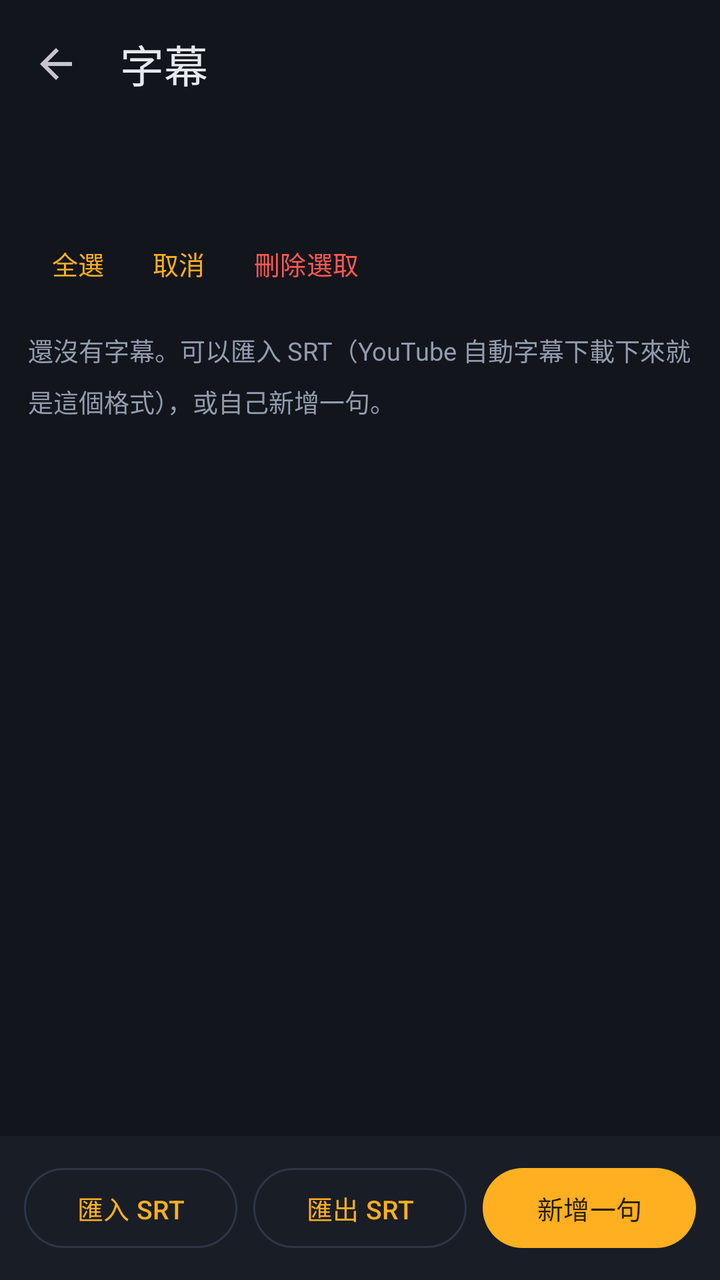
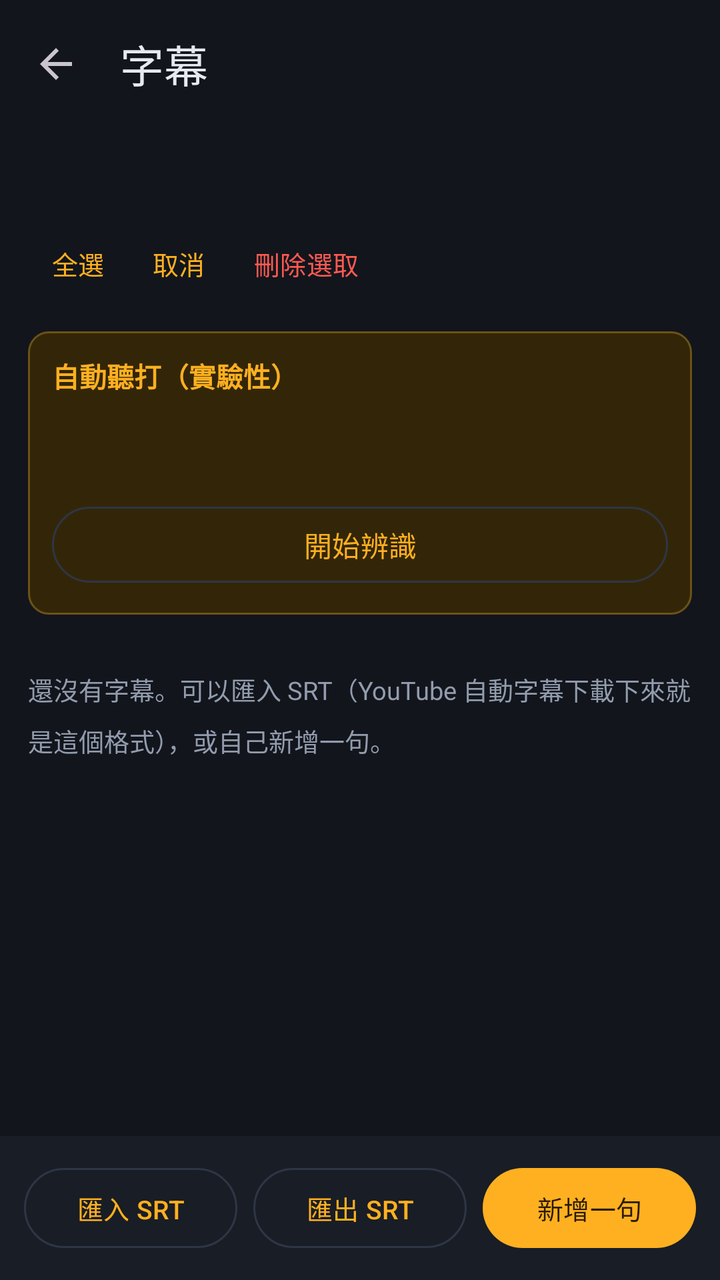

The first picture is an Android layout as it rendered before a commit; the second is the same layout after the commit. The layout source and the unified diff follow.
<!-- AndroidManifest.xml: application theme Theme.VlogStitch -->
<!-- res/layout/activity_subtitles.xml -->
<?xml version="1.0" encoding="utf-8"?>
<LinearLayout xmlns:android="http://schemas.android.com/apk/res/android"
    xmlns:app="http://schemas.android.com/apk/res-auto"
    android:layout_width="match_parent" android:layout_height="match_parent"
    android:orientation="vertical" android:background="@color/ink"
    android:fitsSystemWindows="true">

    <com.google.android.material.appbar.MaterialToolbar android:id="@+id/toolbar"
        android:layout_width="match_parent" android:layout_height="?attr/actionBarSize"
        android:background="@color/ink" app:title="@string/subtitles"
        app:titleTextColor="@color/text"
        app:navigationIcon="?attr/homeAsUpIndicator" />

    <LinearLayout android:layout_width="match_parent" android:layout_height="wrap_content"
        android:orientation="vertical" android:paddingStart="14dp" android:paddingEnd="14dp">
        <TextView android:id="@+id/count"
            android:layout_width="match_parent" android:layout_height="wrap_content"
            android:textColor="@color/text" android:textSize="15sp" android:textStyle="bold" />
        <TextView android:id="@+id/hint"
            android:layout_width="match_parent" android:layout_height="wrap_content"
            style="@style/Label" android:paddingTop="2dp" />
        <LinearLayout android:layout_width="match_parent" android:layout_height="wrap_content"
            android:orientation="horizontal" android:paddingTop="8dp">
            <com.google.android.material.button.MaterialButton android:id="@+id/btnSelectAll"
                style="@style/Widget.Material3.Button.TextButton"
                android:layout_width="wrap_content" android:layout_height="40dp"
                android:minWidth="0dp" android:textSize="13sp" android:text="@string/select_all" />
            <com.google.android.material.button.MaterialButton android:id="@+id/btnSelectNone"
                style="@style/Widget.Material3.Button.TextButton"
                android:layout_width="wrap_content" android:layout_height="40dp"
                android:minWidth="0dp" android:textSize="13sp" android:text="@string/select_none" />
            <com.google.android.material.button.MaterialButton android:id="@+id/btnDelete"
                style="@style/Widget.Material3.Button.TextButton"
                android:layout_width="wrap_content" android:layout_height="40dp"
                android:minWidth="0dp" android:textSize="13sp" android:textColor="@color/danger"
                android:text="@string/delete_selected" />
        </LinearLayout>
    </LinearLayout>

    <TextView android:id="@+id/empty"
        android:layout_width="match_parent" android:layout_height="wrap_content"
        android:padding="14dp" style="@style/Label" android:lineSpacingMultiplier="1.4"
        android:text="@string/sub_empty" />

    <androidx.recyclerview.widget.RecyclerView android:id="@+id/list"
        android:layout_width="match_parent" android:layout_height="0dp"
        android:layout_weight="1" android:paddingStart="14dp" android:paddingEnd="14dp"
        android:clipToPadding="false" />

    <LinearLayout android:layout_width="match_parent" android:layout_height="wrap_content"
        android:orientation="horizontal" android:background="@color/panel"
        android:padding="12dp">
        <com.google.android.material.button.MaterialButton android:id="@+id/btnImport"
            style="@style/Widget.Material3.Button.OutlinedButton"
            android:layout_width="0dp" android:layout_height="48dp"
            android:layout_weight="1" android:textSize="13sp" android:text="@string/import_srt" />
        <com.google.android.material.button.MaterialButton android:id="@+id/btnExport"
            style="@style/Widget.Material3.Button.OutlinedButton"
            android:layout_width="0dp" android:layout_height="48dp"
            android:layout_weight="1" android:layout_marginStart="8dp"
            android:textSize="13sp" android:text="@string/export_srt" />
        <com.google.android.material.button.MaterialButton android:id="@+id/btnAdd"
            android:layout_width="0dp" android:layout_height="48dp"
            android:layout_weight="1" android:layout_marginStart="8dp"
            android:textSize="13sp" android:text="@string/add_sub" />
    </LinearLayout>
</LinearLayout>
<!-- resources referenced by this layout -->
<resources>
  <color name="danger">#FF5A52</color>
  <color name="ink">#12151C</color>
  <color name="panel">#191D25</color>
  <color name="text">#E6E9EF</color>
  <string name="add_sub">新增一句</string>
  <string name="delete_selected">刪除選取</string>
  <string name="export_srt">匯出 SRT</string>
  <string name="import_srt">匯入 SRT</string>
  <string name="select_all">全選</string>
  <string name="select_none">取消</string>
  <string name="sub_empty">還沒有字幕。可以匯入 SRT（YouTube 自動字幕下載下來就是這個格式），或自己新增一句。</string>
  <string name="subtitles">字幕</string>
  <style name="Label">
          <item name="android:textColor">@color/dim</item>
          <item name="android:textSize">12.5sp</item>
      </style>
  <style name="Theme.VlogStitch" parent="Theme.Material3.Dark.NoActionBar">
          <item name="colorPrimary">@color/accent</item>
          <item name="colorOnPrimary">@color/accent_ink</item>
          <item name="colorSecondary">@color/accent</item>
          <item name="colorOnSecondary">@color/accent_ink</item>
          <item name="colorSurface">@color/panel</item>
          <item name="colorOnSurface">@color/text</item>
          <item name="colorSurfaceVariant">@color/panel2</item>
          <item name="colorOnSurfaceVariant">@color/dim</item>
          <item name="colorOutline">@color/line</item>
          <item name="colorError">@color/danger</item>
          <item name="android:colorBackground">@color/ink</item>
          <item name="android:statusBarColor">@color/ink</item>
          <item name="android:navigationBarColor">@color/ink</item>
          <item name="android:windowLightStatusBar">false</item>
      </style>
  <color name="dim">#929CAD</color>
  <color name="accent">#FFB020</color>
  <color name="accent_ink">#2A1C00</color>
  <color name="panel2">#222833</color>
  <color name="line">#2E3646</color>
</resources>

<!-- the commit's change to res/layout/activity_subtitles.xml (unified diff, before → after) -->
@@ -37,6 +37,31 @@
         </LinearLayout>
     </LinearLayout>
 
+    <LinearLayout android:id="@+id/asrBox"
+        android:layout_width="match_parent" android:layout_height="wrap_content"
+        android:orientation="vertical" android:layout_margin="14dp"
+        android:padding="12dp" android:background="@drawable/banner_warn">
+        <TextView android:layout_width="match_parent" android:layout_height="wrap_content"
+            android:text="@string/asr_title" android:textColor="@color/accent"
+            android:textSize="13.5sp" android:textStyle="bold" />
+        <TextView android:id="@+id/asrHint"
+            android:layout_width="match_parent" android:layout_height="wrap_content"
+            style="@style/Label" android:paddingTop="3dp"
+            android:lineSpacingMultiplier="1.35" />
+        <com.google.android.material.progressindicator.LinearProgressIndicator
+            android:id="@+id/asrProgress"
+            android:layout_width="match_parent" android:layout_height="wrap_content"
+            android:layout_marginTop="8dp" android:max="100" android:progress="0"
+            android:visibility="gone" />
+        <TextView android:id="@+id/asrStatus"
+            android:layout_width="match_parent" android:layout_height="wrap_content"
+            style="@style/Label" android:paddingTop="6dp" />
+        <com.google.android.material.button.MaterialButton android:id="@+id/btnAsr"
+            style="@style/Widget.Material3.Button.OutlinedButton"
+            android:layout_width="match_parent" android:layout_height="46dp"
+            android:layout_marginTop="8dp" android:text="@string/asr_start" />
+    </LinearLayout>
+
     <TextView android:id="@+id/empty"
         android:layout_width="match_parent" android:layout_height="wrap_content"
         android:padding="14dp" style="@style/Label" android:lineSpacingMultiplier="1.4"
<!-- resource entries referenced after the edit -->
@@ -4,7 +4,16 @@
   <color name="ink">#12151C</color>
   <color name="panel">#191D25</color>
   <color name="text">#E6E9EF</color>
+  <!-- drawable banner_warn (drawable) -->
+  <?xml version="1.0" encoding="utf-8"?>
+  <shape xmlns:android="http://schemas.android.com/apk/res/android" android:shape="rectangle">
+      <solid android:color="#332608" />
+      <stroke android:width="1dp" android:color="#6B5216" />
+      <corners android:radius="10dp" />
+  </shape>
   <string name="add_sub">新增一句</string>
+  <string name="asr_start">開始辨識</string>
+  <string name="asr_title">自動聽打（實驗性）</string>
   <string name="delete_selected">刪除選取</string>
   <string name="export_srt">匯出 SRT</string>
   <string name="import_srt">匯入 SRT</string>
